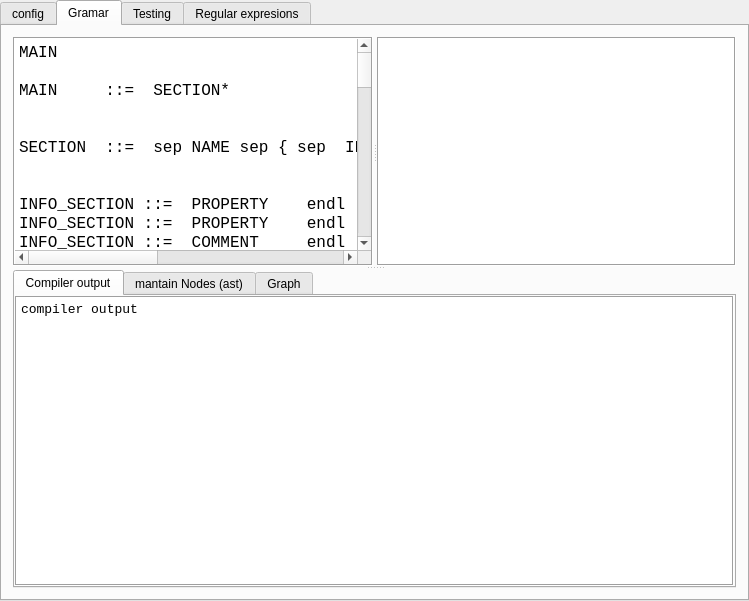
This is tools/qt/hpgui/src/hpgui.ui in jleahred/jle_cpp_tk as Qt 5 draws it before an edit. The edited form follows.
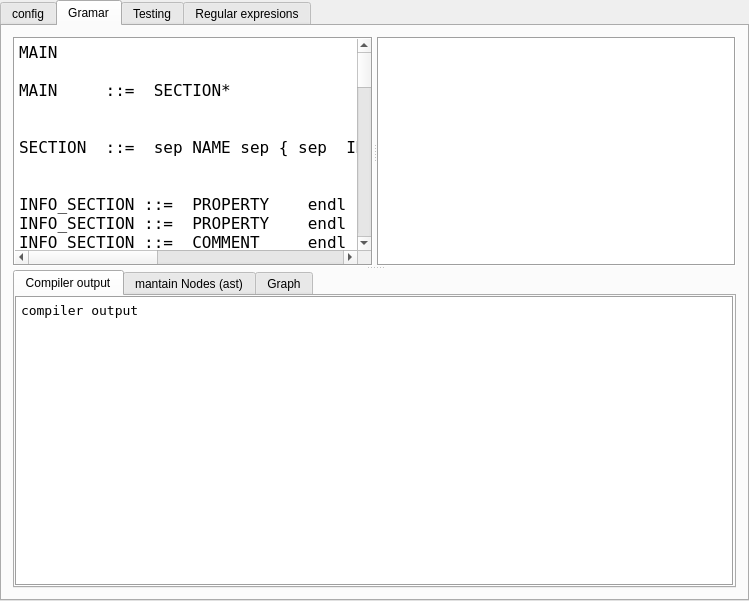
This is the edited form. The open tabs and pages were chosen to show the change.

Patch:
```diff
--- a/tools/qt/hpgui/src/hpgui.ui
+++ b/tools/qt/hpgui/src/hpgui.ui
@@ -187,7 +187,7 @@
            </property>
            <property name="font">
             <font>
-             <family>Monospace</family>
+             <family>DejaVu Sans Mono</family>
              <pointsize>12</pointsize>
              <weight>50</weight>
              <italic>false</italic>
@@ -341,7 +341,7 @@
              <widget class="QPlainTextEdit" name="pteCompilerOut">
               <property name="font">
                <font>
-                <family>Monospace</family>
+                <family>DejaVu Sans Mono</family>
                 <pointsize>10</pointsize>
                 <weight>50</weight>
                 <italic>false</italic>
```
Left out of the diff: 24 changed lines with no effect on the pictures.
